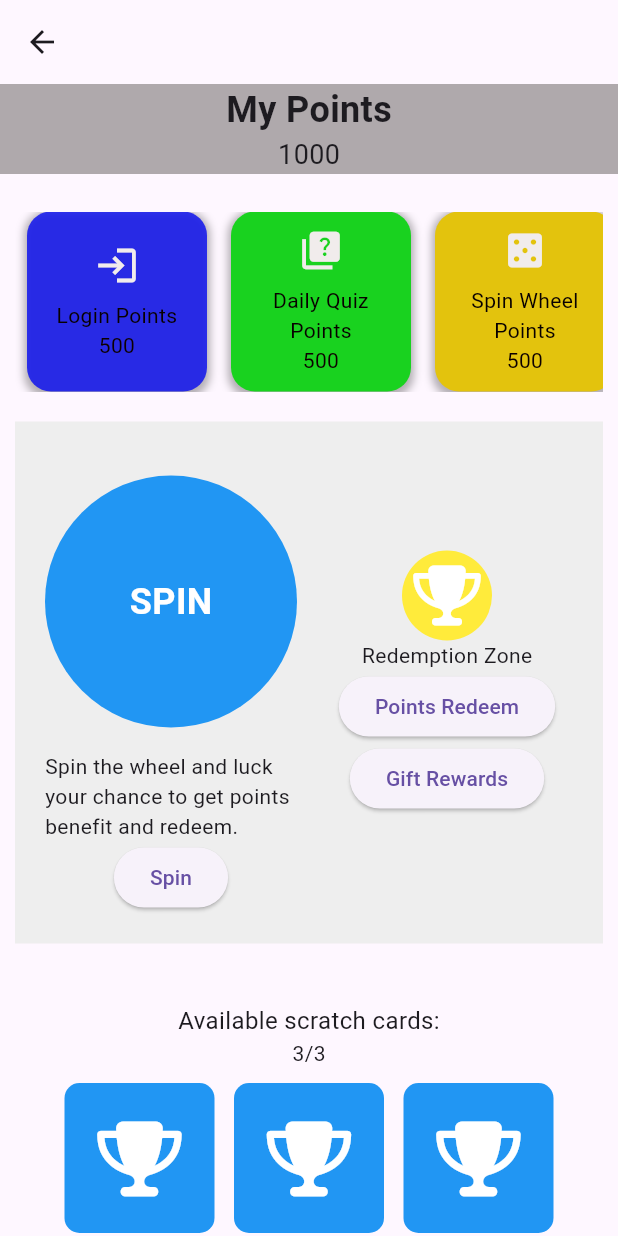
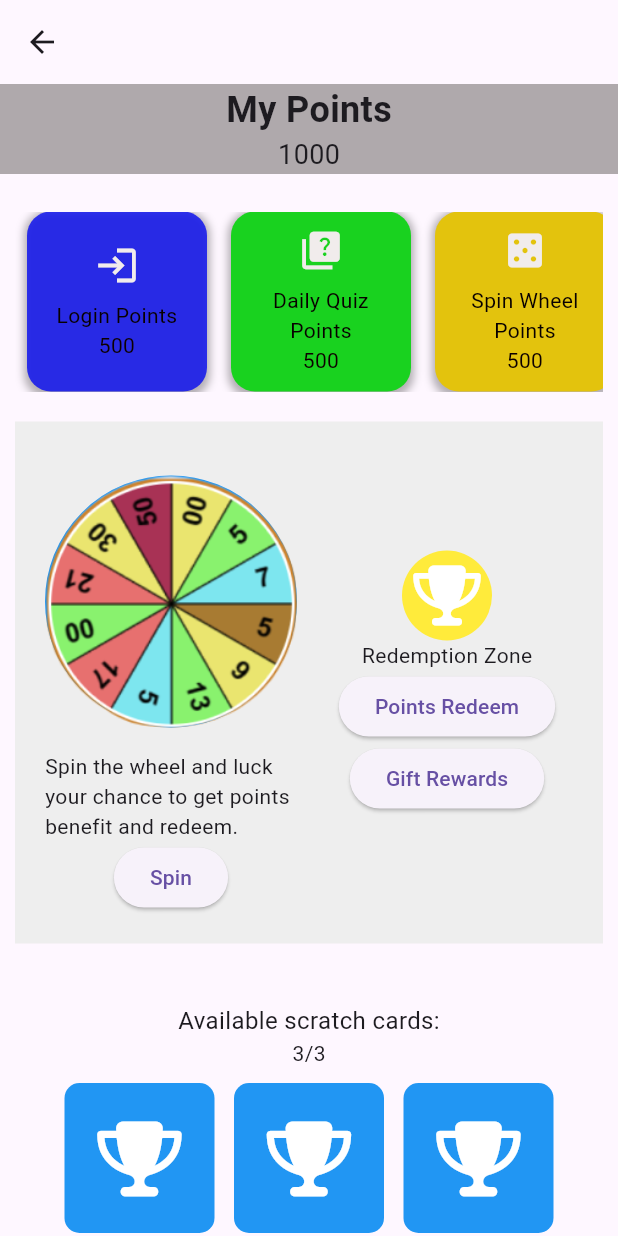
Before and after one commit to ktlikhith/elearningapp, a Flutter app: the GamificationPage screen opened directly, on a phone screen of 412 x 824 dp. Run offline on Flutter 3.47's test engine with Material 3 defaults, Android fonts, the phone set to English and light mode, and no system bars; our stand-ins replace font_awesome_flutter, video_player; network calls fail.

Commit message:
added spin wheel B-G and routed the page to nav_bar

```diff
--- a/elearning/lib/routes/routes.dart
+++ b/elearning/lib/routes/routes.dart
@@ -1,4 +1,5 @@
 import 'package:elearning/ui/Dashboard/dashboard.dart';
+import 'package:elearning/ui/Gamification/gameappbar.dart';
 import 'package:elearning/ui/Livesession/livesession.dart';
 import 'package:elearning/ui/My_learning/mylearning.dart';
 import 'package:elearning/ui/Profile/profile.dart';
@@ -14,6 +15,7 @@ class RouterManger{
   static const String myprofile ='/ui/Profile/profile.dart';
   static const String Askexpert='/ui/Q&A_page/questionandanswer.dart';
   static const String downloads='/ui/Download/download.dart';
+  static const String Gamification='ui/Gamification/gameappbar.dart';
 
 
   static Route<dynamic> generateRoute(RouteSettings settings){
@@ -52,7 +54,10 @@ class RouterManger{
       return MaterialPageRoute(
         builder:(context) => DownloadPage()
       ,);
-
+      case Gamification:
+      return MaterialPageRoute(
+        builder:(context) => GamificationPage()
+      ,);
       default:
       throw FormatException("Page Not found!!!");
     }
--- a/elearning/lib/ui/Gamification/spinwheel.dart
+++ b/elearning/lib/ui/Gamification/spinwheel.dart
@@ -1,6 +1,6 @@
 import 'dart:math';
 import 'package:flutter/material.dart';
-import 'package:elearning/ui/Gamification/gameappbar.dart';
+import 'gameappbar.dart';
 
 class SpinWheel extends StatefulWidget {
   @override
@@ -40,19 +40,25 @@ class _SpinWheelState extends State<SpinWheel> with SingleTickerProviderStateMix
         child: Container(
           width: 200, // Adjust size as needed
           height: 200, // Adjust size as needed
-          decoration: BoxDecoration(
-            color: Colors.blue,
-            shape: BoxShape.circle,
-          ),
-          child: Center(
-            child: Text(
-              'SPIN',
-              style: TextStyle(
-                fontSize: 24,
-                fontWeight: FontWeight.bold,
-                color: Colors.white,
+          child: Stack(
+            children: [
+              Positioned.fill(
+                child: Container(
+                  decoration: BoxDecoration(
+                    shape: BoxShape.circle,
+                    border: Border.all(color: Colors.blue, width: 5), // Optional border
+                  ),
+                ),
               ),
-            ),
+              Positioned.fill(
+                child: Center(
+                  child: Image.asset(
+                    'assets/images/spin wheel image.png', // Replace with your actual spin wheel image path
+                    fit: BoxFit.contain, // Fit the image inside without cropping
+                  ),
+                ),
+              ),
+            ],
           ),
         ),
       ),
--- a/elearning/lib/ui/Navigation Bar/navigationbar.dart
+++ b/elearning/lib/ui/Navigation Bar/navigationbar.dart
@@ -1,4 +1,5 @@
 import 'package:elearning/routes/routes.dart';
+import 'package:elearning/ui/Gamification/gameappbar.dart';
 import 'package:flutter/material.dart';
 import 'package:font_awesome_flutter/font_awesome_flutter.dart';
 
@@ -32,7 +33,7 @@ class BottomNavigationBarWidget extends StatelessWidget {
             IconButton(
               icon: FaIcon(FontAwesomeIcons.trophy),
               onPressed: () {
-                print("Pressed");
+                Navigator.of(context).pushNamed(RouterManger.Gamification);
               },
             ),
             EllipsisMenuItems(),
--- a/elearning/pubspec.yaml
+++ b/elearning/pubspec.yaml
@@ -64,6 +64,7 @@ dev_dependencies:
 flutter:
   assets:
     - assets/images/img1.jpeg
+    - assets/images/spin wheel image.png
 
 
   # The following line ensures that the Material Icons font is
```
Also changed, not shown: elearning/assets/images/reddem.png (added), elearning/assets/images/spin wheel image.png (added).
